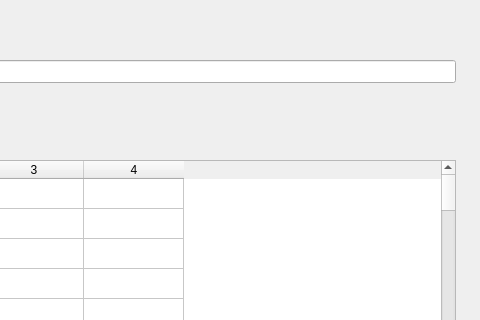
Before: the Qt Designer form QtWidgetstr.ui in lichss/tr-v-procerunner, drawn with Qt 5; both pictures show x 435 to 915 and y 0 to 320 of the 915 by 563 pixel window.
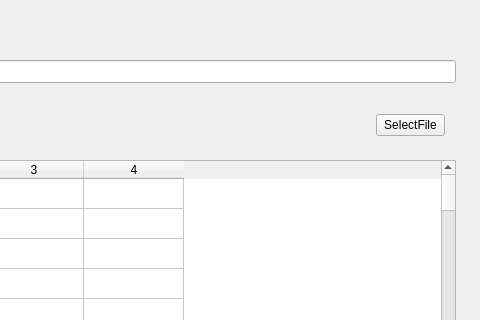
After: the same form once the commit is applied.

Commit message: add new module. open NX GUI from select prt file. test well.

```diff
--- a/QtWidgetstr.ui
+++ b/QtWidgetstr.ui
@@ -221,6 +221,25 @@
    <column/>
    <column/>
   </widget>
+  <widget class="QWidget" name="horizontalLayoutWidget_2">
+   <property name="geometry">
+    <rect>
+     <x>800</x>
+     <y>100</y>
+     <width>91</width>
+     <height>51</height>
+    </rect>
+   </property>
+   <layout class="QHBoxLayout" name="horizontalLayout_2">
+    <item>
+     <widget class="QPushButton" name="selectButton">
+      <property name="text">
+       <string>SelectFile</string>
+      </property>
+     </widget>
+    </item>
+   </layout>
+  </widget>
  </widget>
  <layoutdefault spacing="6" margin="11"/>
  <resources>
```
The commit also changes 5 other files.
